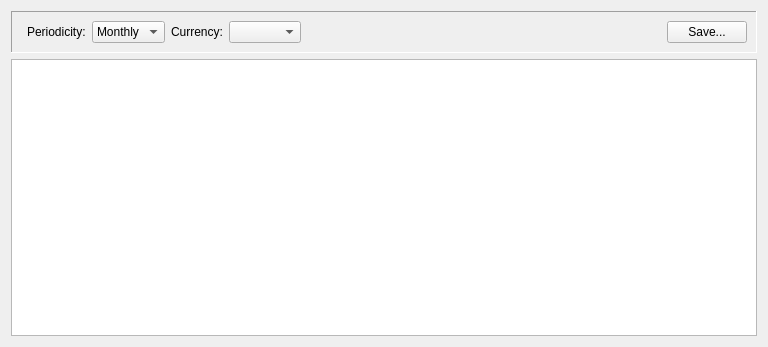
This is jal/ui/reports/income_spending_report.ui in titov-vv/jal as Qt 5 draws it before an edit. The edited form follows.
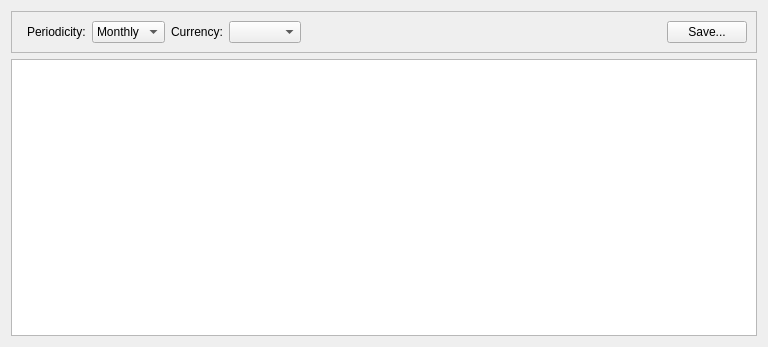
This is the edited form. Custom widgets are drawn as their Qt base class.

Commit message: Widget sizes, frame styles and icon colors from Qt and the palette instead of hard-coded.

```diff
--- a/jal/ui/reports/income_spending_report.ui
+++ b/jal/ui/reports/income_spending_report.ui
@@ -17,10 +17,7 @@
    <item>
     <widget class="QFrame" name="ReportParamsFrame">
      <property name="frameShape">
-      <enum>QFrame::Shape::Panel</enum>
-     </property>
-     <property name="frameShadow">
-      <enum>QFrame::Shadow::Sunken</enum>
+      <enum>QFrame::Shape::StyledPanel</enum>
      </property>
      <layout class="QHBoxLayout" name="horizontalLayout">
       <item>
```
The commit also changes 71 other files.
